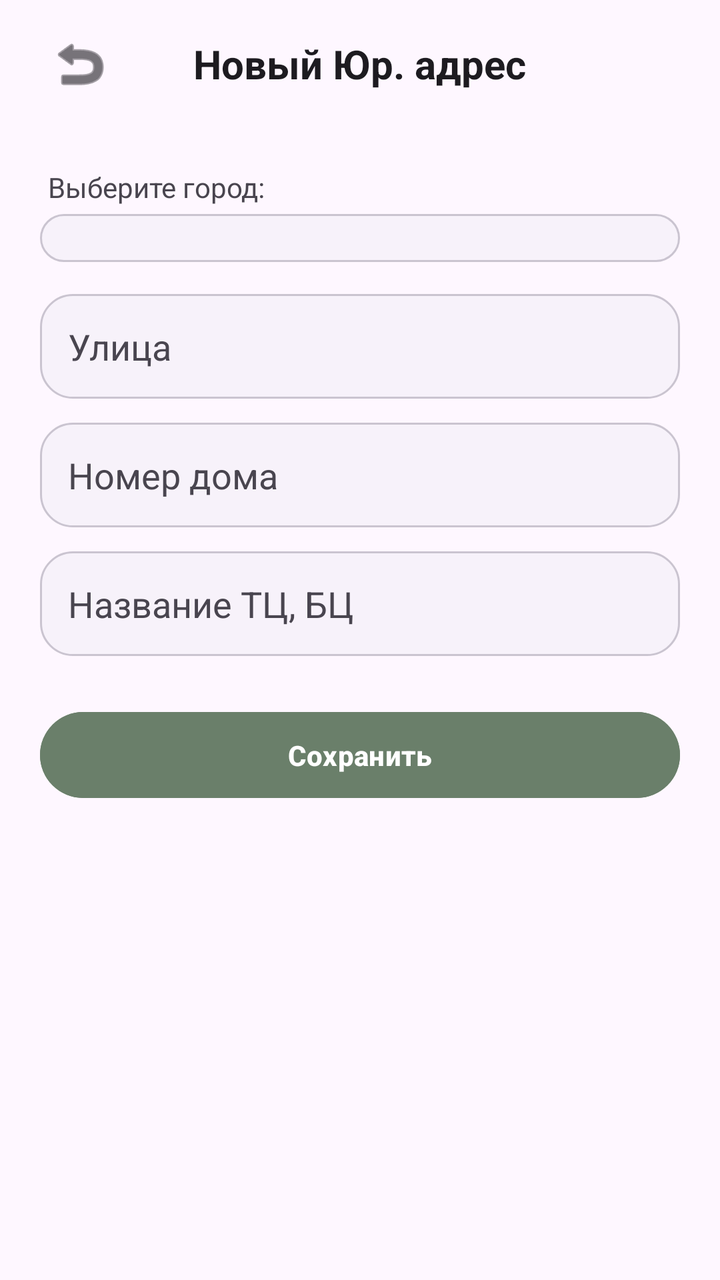
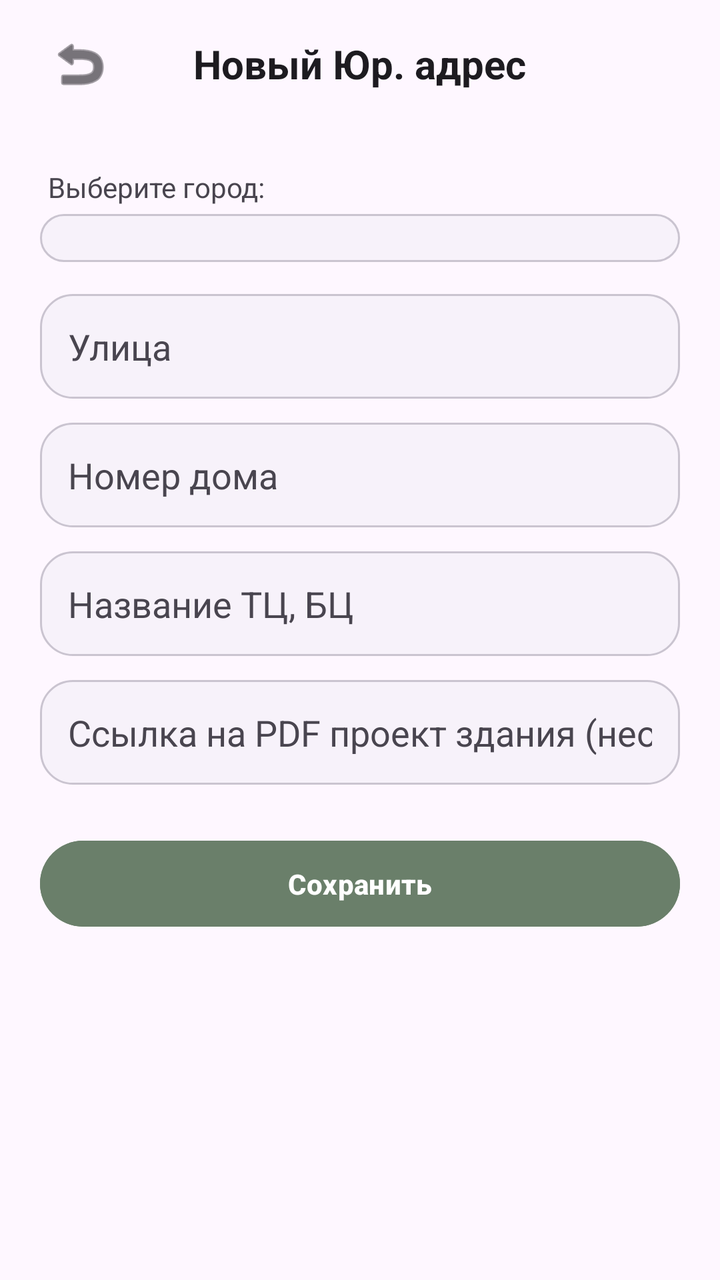

Compare the two renders of this Android layout. The source of the first and the diff that turns it into the second are given below.
<!-- AndroidManifest.xml: application theme Theme.BaseHome -->
<!-- res/layout/activity_add_business_address.xml -->
<?xml version="1.0" encoding="utf-8"?>
<LinearLayout xmlns:android="http://schemas.android.com/apk/res/android"
    xmlns:app="http://schemas.android.com/apk/res-auto"
    android:layout_width="match_parent"
    android:layout_height="match_parent"
    android:orientation="vertical"
    android:background="?android:attr/windowBackground"
    android:fitsSystemWindows="true">

    
    <RelativeLayout
        android:layout_width="match_parent"
        android:layout_height="64dp"
        android:paddingHorizontal="16dp">

        <ImageButton
            android:id="@+id/btnBackAddBusiness"
            android:layout_width="48dp"
            android:layout_height="48dp"
            android:layout_centerVertical="true"
            android:background="?android:attr/selectableItemBackgroundBorderless"
            android:src="@android:drawable/ic_menu_revert"
            app:tint="?android:attr/textColorPrimary" />

        <TextView
            android:layout_width="wrap_content"
            android:layout_height="wrap_content"
            android:layout_centerInParent="true"
            android:text="Новый Юр. адрес"
            android:textSize="20sp"
            android:textStyle="bold"
            android:textColor="?android:attr/textColorPrimary" />
    </RelativeLayout>

    <LinearLayout
        android:layout_width="match_parent"
        android:layout_height="wrap_content"
        android:orientation="vertical"
        android:padding="20dp">

        <TextView
            android:layout_width="match_parent"
            android:layout_height="wrap_content"
            android:text="Выберите город:"
            android:textSize="14sp"
            android:textColor="?android:attr/textColorSecondary"
            android:layout_marginBottom="4dp"
            android:layout_marginStart="4dp"/>

        <Spinner
            android:id="@+id/spinnerBusinessCity"
            android:layout_width="match_parent"
            android:layout_height="wrap_content"
            android:layout_marginBottom="16dp"
            android:padding="12dp"
            android:background="@drawable/bg_input_field"
            android:spinnerMode="dropdown" />

        <EditText
            android:id="@+id/etBusinessStreet"
            android:layout_width="match_parent"
            android:layout_height="wrap_content"
            android:hint="Улица"
            android:padding="14dp"
            android:layout_marginBottom="12dp"
            android:textColor="?android:attr/textColorPrimary"
            android:textColorHint="?android:attr/textColorSecondary"
            android:background="@drawable/bg_input_field"
            android:inputType="textCapSentences" />

        <EditText
            android:id="@+id/etBusinessHouse"
            android:layout_width="match_parent"
            android:layout_height="wrap_content"
            android:hint="Номер дома"
            android:padding="14dp"
            android:layout_marginBottom="12dp"
            android:textColor="?android:attr/textColorPrimary"
            android:textColorHint="?android:attr/textColorSecondary"
            android:background="@drawable/bg_input_field"
            android:inputType="textCapSentences" />

        <EditText
            android:id="@+id/etCenterName"
            android:layout_width="match_parent"
            android:layout_height="wrap_content"
            android:hint="Название ТЦ, БЦ"
            android:padding="14dp"
            android:layout_marginBottom="24dp"
            android:textColor="?android:attr/textColorPrimary"
            android:textColorHint="?android:attr/textColorSecondary"
            android:background="@drawable/bg_input_field"
            android:inputType="textCapSentences" />

        <Button
            android:id="@+id/btnSaveBusiness"
            android:layout_width="match_parent"
            android:layout_height="wrap_content"
            android:text="Сохранить"
            android:backgroundTint="?attr/colorSecondary"
            android:textColor="@android:color/white"
            android:padding="12dp"
            android:textStyle="bold" />
    </LinearLayout>

</LinearLayout>
<!-- resources referenced by this layout -->
<resources>
  <!-- drawable bg_input_field (drawable) -->
  <?xml version="1.0" encoding="utf-8"?>
  <shape xmlns:android="http://schemas.android.com/apk/res/android">
      <solid android:color="?attr/colorSurfaceContainerLow" />
      <corners android:radius="16dp" />
      <stroke
          android:width="1dp"
          android:color="?attr/colorOutlineVariant" />
  </shape>
  <style name="Theme.BaseHome" parent="Base.Theme.BaseHome" />
  <style name="Base.Theme.BaseHome" parent="Theme.Material3.DayNight.NoActionBar">
          <item name="colorPrimary">@color/brand_primary</item>
          <item name="colorSecondary">@color/brand_accent</item>
          <item name="colorSurface">?android:attr/colorBackground</item>
          <item name="colorOutline">?android:attr/textColorHint</item>
          <item name="shapeAppearanceSmallComponent">@style/ShapeAppearance.BaseHome.Small</item>
          <item name="shapeAppearanceMediumComponent">@style/ShapeAppearance.BaseHome.Medium</item>
      </style>
  <color name="brand_primary">#496783</color>
  <color name="brand_accent">#6A7F6A</color>
  <style name="ShapeAppearance.BaseHome.Small" parent="ShapeAppearance.Material3.Corner.Small">
          <item name="cornerSize">12dp</item>
      </style>
  <style name="ShapeAppearance.BaseHome.Medium" parent="ShapeAppearance.Material3.Corner.Medium">
          <item name="cornerSize">20dp</item>
      </style>
</resources>

<!-- the commit's change to res/layout/activity_add_business_address.xml (unified diff, before → after) -->
@@ -86,11 +86,23 @@
             android:layout_height="wrap_content"
             android:hint="Название ТЦ, БЦ"
             android:padding="14dp"
+            android:layout_marginBottom="12dp"
+            android:textColor="?android:attr/textColorPrimary"
+            android:textColorHint="?android:attr/textColorSecondary"
+            android:background="@drawable/bg_input_field"
+            android:inputType="textCapSentences" />
+
+        <EditText
+            android:id="@+id/etPdfUrl"
+            android:layout_width="match_parent"
+            android:layout_height="wrap_content"
+            android:hint="Ссылка на PDF проект здания (необязательно)"
+            android:padding="14dp"
             android:layout_marginBottom="24dp"
             android:textColor="?android:attr/textColorPrimary"
             android:textColorHint="?android:attr/textColorSecondary"
             android:background="@drawable/bg_input_field"
-            android:inputType="textCapSentences" />
+            android:inputType="textUri" />
 
         <Button
             android:id="@+id/btnSaveBusiness"
